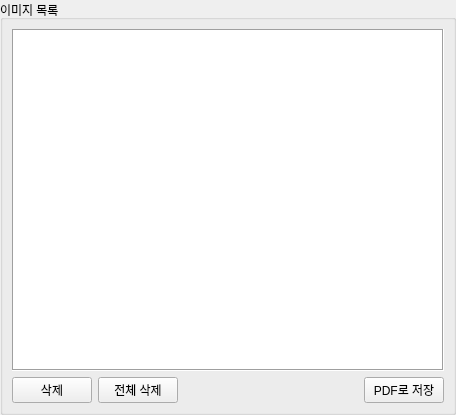
First picture: the form in ui/image_list_widget.ui, repository gyuha/capture-macro2, before the edit.
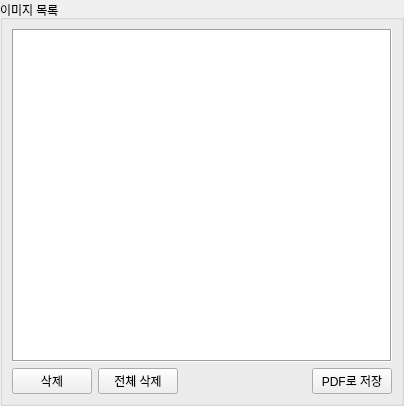
Second picture: the form after the edit.

What changed in the file:
```diff
--- a/ui/image_list_widget.ui
+++ b/ui/image_list_widget.ui
@@ -6,8 +6,8 @@
    <rect>
     <x>0</x>
     <y>0</y>
-    <width>456</width>
-    <height>415</height>
+    <width>404</width>
+    <height>406</height>
    </rect>
   </property>
   <property name="windowTitle">
```
Left out of the diff: 8 changed lines with no effect on the pictures.
